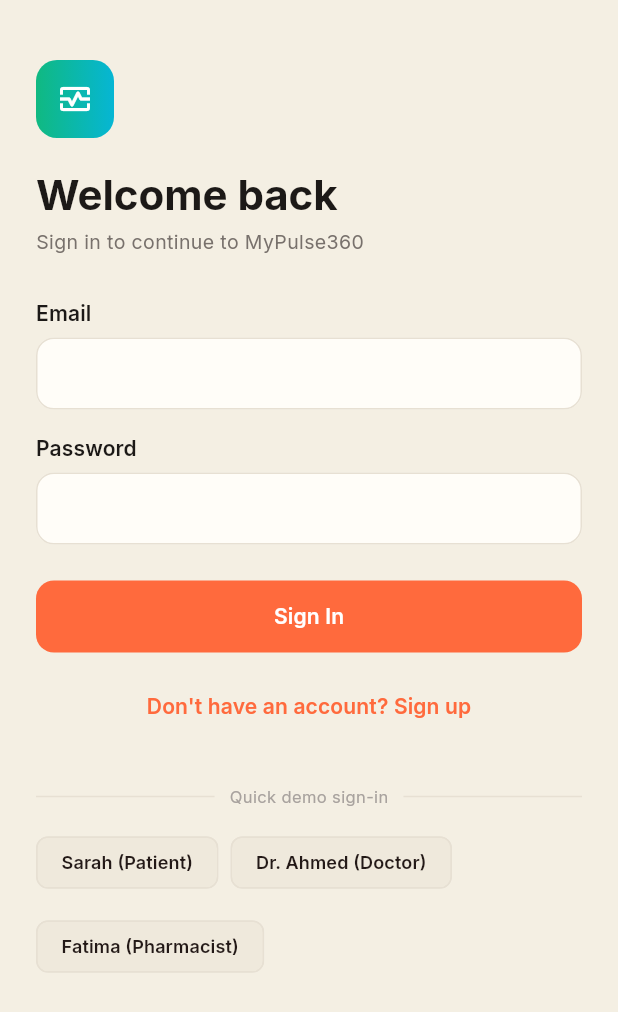
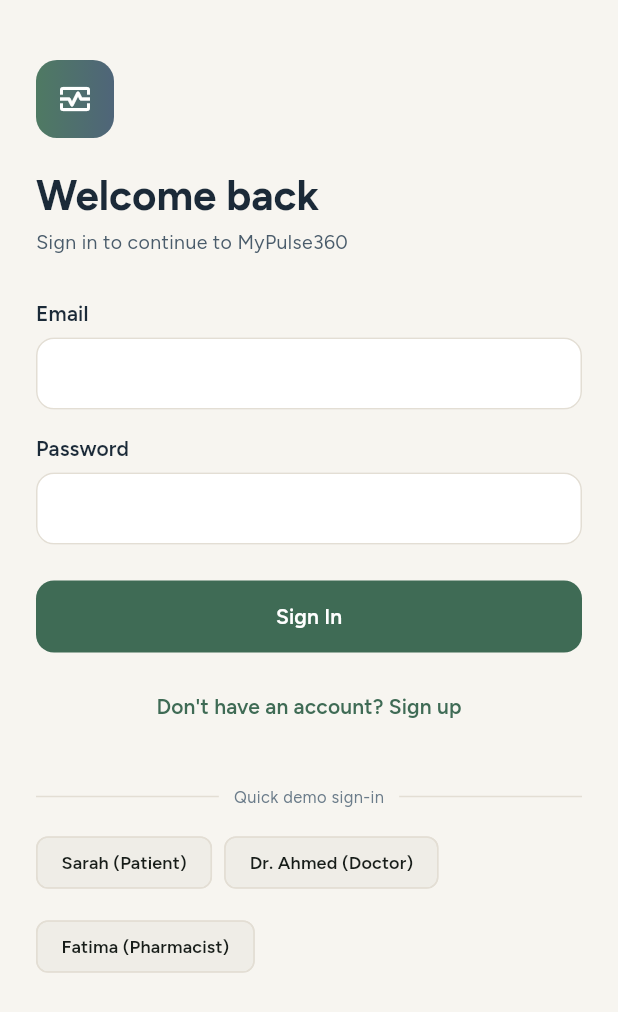
Before and after one commit to BySvin/MyPulse360, a Flutter app: the screen it shows after launch, on a phone screen of 412 x 824 dp. Shown: the top 1012 px of the screen. Run offline on Flutter 3.47's test engine with Material 3 defaults, Android fonts, the phone set to English and light mode, and no system bars; our stand-ins replace equatable, fl_chart, flutter_animate, flutter_riverpod, go_router, google_fonts and 2 more; missing offline and left inert: google_mlkit_text_recognition, mobile_scanner; accounts and stored records are empty.

Commit message:
feat(theme): retheme to the sage-and-slate design system
Applies the design direction at the token layer only. Constant names
are unchanged, so no call site needed touching and no widget or logic
was modified.

Sage carries every committing action; slate navigates and carries
authority; cards sit brighter than the warm paper ground so a floating
card reads by its own value shift before any shadow lands. Every text
pairing was measured against WCAG 2.1 relative luminance and the ratios
are noted inline -- primary ink 13.43:1, secondary 6.35:1, sage on
paper 5.59:1, white on sage 6.09:1.

Soft sage #8AA793 is documented as decorative only at 2.62:1; it must
never carry meaning on its own.

Inter is replaced by Figtree for UI text, which holds up better under
Dynamic Type. IBM Plex Mono still carries data readouts. Card radius
moves 20 to 22, and shadows are retinted with the ink hue rather than
neutral black.

Also adds design-system/mypulse360-clinic-ios/, the persisted token
reference and home-dashboard page overrides.

flutter analyze: no issues. flutter test: 91/91 passing.

Co-Authored-By: Claude Opus 5 <noreply@anthropic.com>

```diff
--- a/lib/config/theme/app_colors.dart
+++ b/lib/config/theme/app_colors.dart
@@ -1,51 +1,61 @@
 import 'package:flutter/material.dart';
 
-/// Warm, high-contrast palette — cream surfaces, near-black ink, and a
-/// single confident orange accent — replacing the original clinical-blue
-/// system per the "meetgen"-style re-theme.
+/// Sage-and-slate palette — warm paper surfaces, deep slate-blue ink, and a
+/// soft sage accent that carries every committing action.
+///
+/// Roles, in one line each:
+///   * sage  (`primaryBlueFill`, `primaryGreen`) — commits: book, confirm, save.
+///   * slate (`inkBlack`, `teal`)                — navigates and carries authority.
+///   * paper (`scaffoldLight`)                   — the ground; cards are pure white,
+///     so a floating card reads by its own value shift before any shadow lands.
+///
+/// Constant names are inherited from the earlier blue/orange systems and are
+/// kept verbatim so no call site has to change; read the role comment, not the
+/// name. Every text pairing below was measured against WCAG 2.1 relative
+/// luminance — ratios are noted inline.
 abstract final class AppColors {
-  // Primary accent (was blue)
-  static const Color primaryBlueFill = Color(0xFFFF6A3D); // warm orange
-  static const Color primaryBlueText = Color(0xFFC2410C); // AA-safe burnt-orange for text/links
-  static const Color primaryGreen = Color(0xFF10B981);
-  static const Color primaryGreenText = Color(0xFF047857);
-  static const Color primaryPurple = Color(0xFF7C3AED);
+  // Primary accent — sage. Commits actions; also ColorScheme.primary.
+  static const Color primaryBlueFill = Color(0xFF3F6B55); // white on it: 6.09:1
+  static const Color primaryBlueText = Color(0xFF3F6B55); // on paper: 5.59:1
+  static const Color primaryGreen = Color(0xFF4F7A63); // success fill, 4.89:1 on white
+  static const Color primaryGreenText = Color(0xFF3F6B55); // success text, 5.59:1
+  static const Color primaryPurple = Color(0xFF46567F); // clinician role accent
 
   // Secondary / status
-  static const Color teal = Color(0xFF06B6D4);
-  static const Color tealText = Color(0xFF0E7490);
-  static const Color amber = Color(0xFFF59E0B);
-  static const Color amberText = Color(0xFFB45309);
-  static const Color rose = Color(0xFFF43F5E);
-  static const Color red = Color(0xFFEF4444);
+  static const Color teal = Color(0xFF4F6579); // info fill (muted slate-blue)
+  static const Color tealText = Color(0xFF3E5163); // info text, 8.2:1 on paper
+  static const Color amber = Color(0xFFB4761A); // caution fill
+  static const Color amberText = Color(0xFF8A5A12); // caution text, 5.43:1
+  static const Color rose = Color(0xFFB3261E); // danger, 6.00:1
+  static const Color red = Color(0xFFB3261E); // ColorScheme.error
 
   // Ink & warm neutrals (light)
-  static const Color darkSlate = Color(0xFF1C1917); // primary text (warm near-black)
-  static const Color slate = Color(0xFF78716C); // secondary text, warm gray
-  static const Color slateLight = Color(0xFFA8A29E); // tertiary text
-  static const Color borderLight = Color(0xFFE7E0D3); // warm hairline
-  static const Color surfaceMuted = Color(0xFFEFE9DC); // cream surface
-  static const Color surfaceSubtle = Color(0xFFF7F3E9); // lighter cream
-  static const Color scaffoldLight = Color(0xFFF4EFE3); // page background — warm cream
-  static const Color cardLight = Color(0xFFFFFDF8); // warm white card
-  static const Color inkBlack = Color(0xFF1A1A1A); // hero/dark cards
+  static const Color darkSlate = Color(0xFF1B2A38); // primary text, 13.43:1
+  static const Color slate = Color(0xFF4A5C6B); // secondary text, 6.35:1
+  static const Color slateLight = Color(0xFF6B7C8A); // tertiary / disabled, 3.95:1
+  static const Color borderLight = Color(0xFFE3DED4); // warm hairline
+  static const Color surfaceMuted = Color(0xFFEFEDE7); // muted fill
+  static const Color surfaceSubtle = Color(0xFFF3F1EB); // lighter paper
+  static const Color scaffoldLight = Color(0xFFF7F5F0); // page ground — warm paper
+  static const Color cardLight = Color(0xFFFFFFFF); // cards sit brighter than paper
+  static const Color inkBlack = Color(0xFF2E4257); // hero/dark cards — slate
 
-  // Neutrals (dark) — warm charcoal instead of cool near-black
-  static const Color scaffoldDark = Color(0xFF15130F);
-  static const Color cardDark = Color(0xFF211E19);
-  static const Color borderDark = Color(0xFF3A352C);
-  static const Color surfaceMutedDark = Color(0xFF1B1815);
-  static const Color primaryBlueTextDark = Color(0xFFFFA073); // ink lightens
-  static const Color textPrimaryDark = Color(0xFFF7F3E9);
-  static const Color textSecondaryDark = Color(0xFFAFA89C);
+  // Neutrals (dark)
+  static const Color scaffoldDark = Color(0xFF10181F);
+  static const Color cardDark = Color(0xFF18242D);
+  static const Color borderDark = Color(0xFF2A3A45);
+  static const Color surfaceMutedDark = Color(0xFF16212A);
+  static const Color primaryBlueTextDark = Color(0xFFA8C4AE); // 9.53:1 on scaffoldDark
+  static const Color textPrimaryDark = Color(0xFFE9EEEA); // 15.25:1
+  static const Color textSecondaryDark = Color(0xFFA7B8BD); // 8.73:1
 
   // Accent variants tuned for dark backgrounds
-  static const Color primaryGreenDark = Color(0xFF34D399);
-  static const Color primaryPurpleDark = Color(0xFFA78BFA);
-  static const Color tealDark = Color(0xFF22D3EE);
-  static const Color amberDark = Color(0xFFFBBF24);
-  static const Color roseDark = Color(0xFFFB7185);
-  static const Color redDark = Color(0xFFF87171);
+  static const Color primaryGreenDark = Color(0xFFA8C4AE);
+  static const Color primaryPurpleDark = Color(0xFFA9B4DE);
+  static const Color tealDark = Color(0xFF9DB3C4);
+  static const Color amberDark = Color(0xFFD9A757);
+  static const Color roseDark = Color(0xFFF0918A);
+  static const Color redDark = Color(0xFFF0918A);
 
   const AppColors._();
 }
--- a/lib/config/theme/app_radii.dart
+++ b/lib/config/theme/app_radii.dart
@@ -1,10 +1,11 @@
-/// Corner-radius scale. Bumped up across the board for the warm, rounded
-/// "meetgen"-style re-theme — cards and buttons read softer and friendlier.
+/// Corner-radius scale. Radius rises with an element's importance, not its
+/// size: controls 12, cards 22, lifted surfaces 24, chips and tags pill.
+/// Nested corners step down by at least 4 so they don't collide optically.
 abstract final class AppRadii {
   static const double sm = 12;
-  static const double card = 20;
+  static const double card = 22;
   static const double lg = 24;
-  static const double groupedList = 20;
+  static const double groupedList = 22;
   static const double pill = 9999;
 
   const AppRadii._();
--- a/lib/config/theme/app_shadows.dart
+++ b/lib/config/theme/app_shadows.dart
@@ -1,15 +1,16 @@
 import 'package:flutter/material.dart';
 
-/// Elevation presets — warmed slightly (a hint of brown instead of pure
-/// black) to sit naturally on the cream background.
+/// Elevation presets — tinted with the ink hue (#1B2A38) rather than neutral
+/// black, so a card sits *on* the warm paper ground instead of hovering over
+/// it. Two levels only: resting and lifted.
 abstract final class AppShadows {
   static const List<BoxShadow> card = [
-    BoxShadow(color: Color(0x1A1A1410), blurRadius: 10, offset: Offset(0, 3)),
-    BoxShadow(color: Color(0x0D1A1410), blurRadius: 2, offset: Offset(0, 1)),
+    BoxShadow(color: Color(0x141B2A38), blurRadius: 16, offset: Offset(0, 6)),
+    BoxShadow(color: Color(0x0D1B2A38), blurRadius: 2, offset: Offset(0, 1)),
   ];
 
   static const List<BoxShadow> elevated = [
-    BoxShadow(color: Color(0x261A1410), blurRadius: 20, offset: Offset(0, 8)),
+    BoxShadow(color: Color(0x241B2A38), blurRadius: 32, offset: Offset(0, 14)),
   ];
 
   static const List<BoxShadow> none = [];
--- a/lib/config/theme/app_typography.dart
+++ b/lib/config/theme/app_typography.dart
@@ -3,11 +3,12 @@ import 'package:google_fonts/google_fonts.dart';
 
 import 'app_colors.dart';
 
-/// Type system: Inter for UI text, IBM Plex Mono for small data-readout
-/// labels (§2.3).
+/// Type system: Figtree for UI text — humanist, tall x-height, holds up
+/// under Dynamic Type — and IBM Plex Mono for small data readouts (queue
+/// numbers, dosages, timestamps) where digits must stay unambiguous.
 abstract final class AppTypography {
   static TextTheme textTheme(Color primaryText, Color secondaryText) {
-    final base = GoogleFonts.interTextTheme();
+    final base = GoogleFonts.figtreeTextTheme();
     return base
         .copyWith(
           displayLarge: base.displayLarge?.copyWith(
```
Also changed, not shown: 3 other files.
